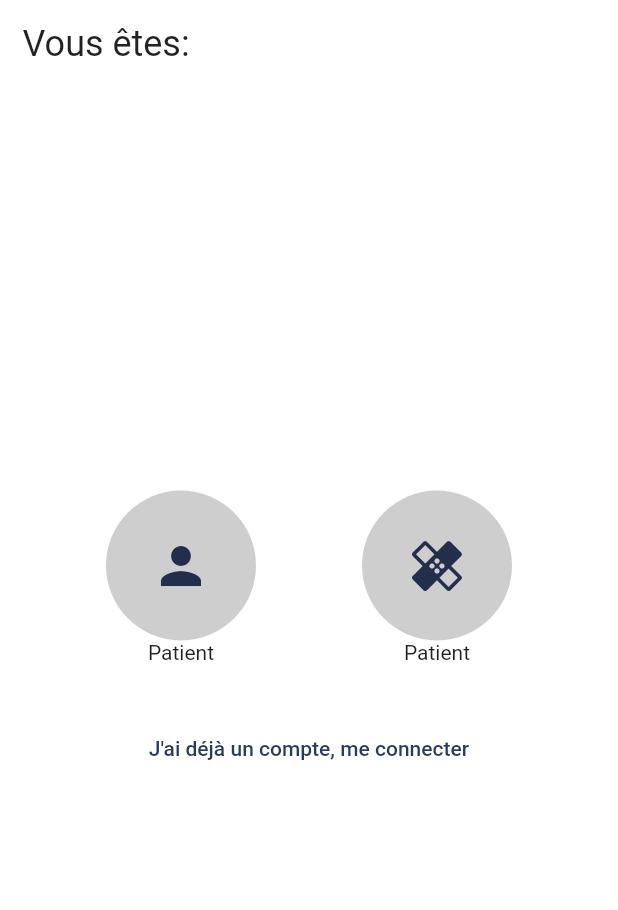
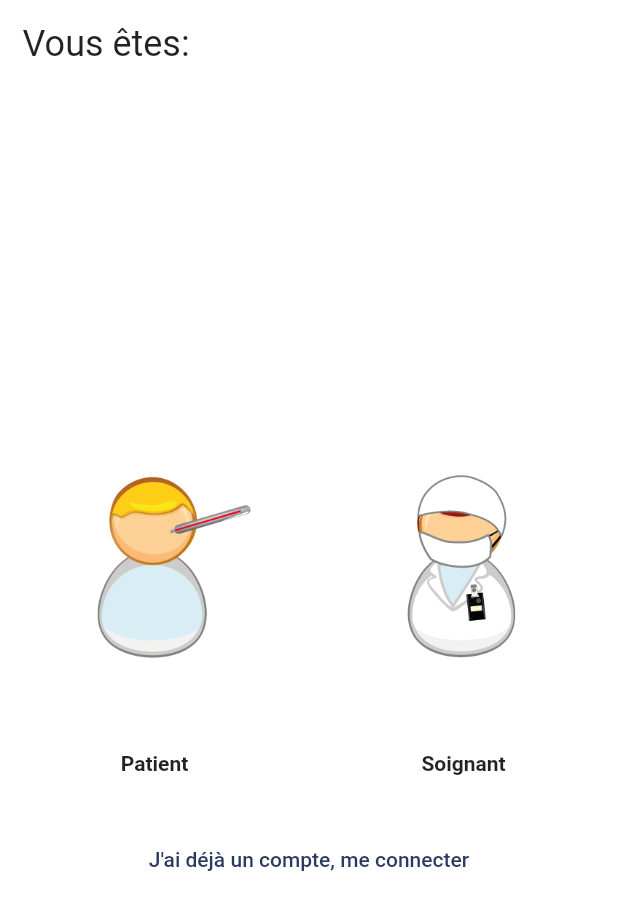
Before and after one commit to ah-si/heal-happy-app, a Flutter app: the _StepType widget shown alone on an empty page, opened directly with empty values, on a phone screen of 412 x 824 dp. Shown: the top 910 px of the screen. Run offline on Flutter 3.47's test engine with Material 2 defaults, Android fonts, the light colour scheme and no system bars; our stand-ins replace built_collection, built_value, dio, flutter_hooks, flutter_riverpod, go_router and 6 more; accounts and stored records are empty.

Commit message:
add real icons for user type fix sentences

```diff
--- a/app/lib/auth/register/register_screen.dart
+++ b/app/lib/auth/register/register_screen.dart
@@ -140,9 +140,10 @@ class RegisterScreen extends HookConsumerWidget {
   }
 }
 
-class _StepTypeAvatar extends HookConsumerWidget {
+class _StepTypeAvatar extends HookWidget {
   final VoidCallback onContinue;
-  final IconData icon;
+  final String hoverIcon;
+  final String icon;
   final Color color;
   final String label;
 
@@ -151,37 +152,44 @@ class _StepTypeAvatar extends HookConsumerWidget {
     required this.onContinue,
     required this.label,
     required this.color,
+    required this.hoverIcon,
     required this.icon,
   }) : super(key: key);
 
   @override
-  Widget build(BuildContext context, WidgetRef ref) {
+  Widget build(BuildContext context) {
+    final hover = useState(false);
     return Column(
       children: [
-        CircleAvatar(
-          radius: 50,
-          backgroundColor: color,
-          child: Stack(
-            children: [
-              Center(
-                child: Icon(
-                  icon,
-                  size: 40,
-                  semanticLabel: label,
-                ),
-              ),
-              Material(
+        ConstrainedBox(
+          constraints: const BoxConstraints(maxWidth: 200),
+          child: Material(
             type: MaterialType.circle,
             clipBehavior: Clip.antiAlias,
             color: Colors.transparent,
-                child: InkWell(
+            child: InkResponse(
+              splashFactory: NoSplash.splashFactory,
+              radius: 0,
               onTap: onContinue,
+              onHover: (newHover) {
+                hover.value = newHover;
+              },
+              onTapDown: (_) {
+                hover.value = true;
+              },
+              onTapCancel: () {
+                hover.value = false;
+              },
+              child: Center(
+                child: AnimatedSwitcher(
+                  duration: const Duration(milliseconds: 400),
+                  child: hover.value ? Image.asset(hoverIcon) : Image.asset(icon),
                 ),
               ),
-            ],
             ),
           ),
-        Text(label),
+        ),
+        Text(label, style: TextStyle(fontWeight: FontWeight.bold),),
       ],
     );
   }
@@ -213,23 +221,29 @@ class _StepType extends HookConsumerWidget {
           crossAxisAlignment: CrossAxisAlignment.center,
           mainAxisAlignment: MainAxisAlignment.spaceEvenly,
           children: [
-            _StepTypeAvatar(
+            Expanded(
+              child: _StepTypeAvatar(
                 onContinue: () {
                   userInfo.type = UserTypeEnum.patient;
                   onContinue();
                 },
                 label: context.l10n.patient,
-              icon: Icons.person,
+                icon: 'assets/images/patient.png',
+                hoverIcon: 'assets/images/patient_on.png',
                 color: userInfo.type == UserTypeEnum.patient ? context.primaryColor : Colors.grey.withOpacity(0.5),
               ),
-            _StepTypeAvatar(
+            ),
+            Expanded(
+              child: _StepTypeAvatar(
                 onContinue: () {
                   userInfo.type = UserTypeEnum.healer;
                   onContinue();
                 },
                 label: context.l10n.healer,
                 color: userInfo.type == UserTypeEnum.healer ? context.primaryColor : Colors.grey.withOpacity(0.5),
-              icon: Icons.healing,
+                icon: 'assets/images/healer.png',
+                hoverIcon: 'assets/images/healer_on.png',
+              ),
             ),
           ],
         ),
--- a/app/lib/common/l10n/common_localizations.dart
+++ b/app/lib/common/l10n/common_localizations.dart
@@ -28,7 +28,7 @@ class CommonLocalizations {
 
   String get disconnectConfirm => Intl.message('Voulez-vous vous déconnecter?', name: 'disconnectConfirm');
 
-  String get emptyHealer => Intl.message('Vous n\'avez aucun soignant a valider pour le moment.', name: 'emptyHealer');
+  String get emptyHealer => Intl.message('Vous n\'avez aucun soignant à valider pour le moment.', name: 'emptyHealer');
 
   String get pendingHealer => Intl.message('Voici la liste des soignants en attente de validation:', name: 'pendingHealer');
 
@@ -43,13 +43,13 @@ class CommonLocalizations {
   String delete(String name) => Intl.message('Supprimer $name?', args: [name], name: 'delete');
 
   String get deleteHealerConfirm =>
-      Intl.message('Êtes vous sur de vouloir supprimer ce soignant?\nCette action ne peut être annulée et le soignant devra se réinscrire.',
+      Intl.message('Êtes-vous sûr de vouloir supprimer ce soignant?\nCette action ne peut être annulée et le soignant devra se réinscrire.',
           name: 'deleteHealerConfirm');
 
   String get acceptButton => Intl.message('Accepter', name: 'acceptButton');
 
   String get acceptConfirm =>
-      Intl.message('En acceptant le soignant il sera visible dans la recherche et les patients pourrons prendre rendez-vous avec lui.\nVoulez vous continuer?',
+      Intl.message('En acceptant le soignant, il sera visible dans la recherche et les patients pourront prendre rendez-vous avec lui.\nVoulez- vous continuer?',
           name: 'acceptConfirm');
 
   String get accepting => Intl.message('Acceptation en cours...', name: 'accepting');
@@ -60,7 +60,7 @@ class CommonLocalizations {
 
   String get patient => Intl.message('Patient', name: 'patient');
 
-  String get healer => Intl.message('Patient', name: 'healer');
+  String get healer => Intl.message('Soignant', name: 'healer');
 
   String get admin => Intl.message('Administrateur', name: 'admin');
 
@@ -74,7 +74,7 @@ class CommonLocalizations {
 
   String get confirmPasswordField => Intl.message('Confirmation du mot de passe*:', name: 'confirmPasswordField');
 
-  String get passwordMismatch => Intl.message('Les mot de passe ne correspondent pas', name: 'passwordMismatch');
+  String get passwordMismatch => Intl.message('Les mots de passe ne correspondent pas', name: 'passwordMismatch');
 
   String get emailField => Intl.message('Email*:', name: 'emailField');
 
@@ -84,11 +84,11 @@ class CommonLocalizations {
 
   String get loginButton => Intl.message('Connexion', name: 'loginButton');
 
-  String get noAccount => Intl.message('Je n\'ai pas de compte, m\'inscrire', name: 'noAccount');
+  String get noAccount => Intl.message('Je n\'ai pas de compte, procéder à mon inscription', name: 'noAccount');
 
   String get passwordForgotten => Intl.message('Mot de passe oublié', name: 'passwordForgotten');
 
-  String get passwordForgottenEmailSent => Intl.message('Une email vous a été envoyé afin de changer votre mot de passe.', name: 'passwordForgottenEmailSent');
+  String get passwordForgottenEmailSent => Intl.message('Un email vous a été envoyé afin de changer votre mot de passe.', name: 'passwordForgottenEmailSent');
 
   String get passwordForgottenButton => Intl.message('J\'ai oublié mon mot de passe', name: 'passwordForgottenButton');
 
@@ -108,7 +108,7 @@ class CommonLocalizations {
 
   String get joinVisioButton => Intl.message('Rejoindre la visio', name: 'joinVisioButton');
 
-  String get infoSaved => Intl.message('Information enregistré avec succès', name: 'infoSaved');
+  String get infoSaved => Intl.message('Information enregistrée avec succès', name: 'infoSaved');
 
   String get saveButton => Intl.message('Enregistrer', name: 'saveButton');
 
@@ -116,11 +116,11 @@ class CommonLocalizations {
 
   String get address => Intl.message('Adresse', name: 'address');
 
-  String get personalInfo => Intl.message('Information personnelles', name: 'personalInfo');
+  String get personalInfo => Intl.message('Informations personnelles', name: 'personalInfo');
 
-  String get socialInfo => Intl.message('Information social', name: 'socialInfo');
+  String get socialInfo => Intl.message('Information sociale', name: 'socialInfo');
 
-  String get proInfo => Intl.message('Information professionelles', name: 'proInfo');
+  String get proInfo => Intl.message('Informations professionnelles', name: 'proInfo');
 
   String get localizationField => Intl.message('Localisation:', name: 'localizationField');
 
@@ -142,9 +142,9 @@ class CommonLocalizations {
 
   String get addressIntro => Intl.message('Merci de remplir votre adresse:', name: 'addressIntro');
 
-  String get addressDescription => Intl.message('Elle sera utilisée afin que les patients proche de vous puissent vous trouver', name: 'addressDescription');
+  String get addressDescription => Intl.message('Elle sera utilisée afin que les patients proches de vous puissent vous trouver', name: 'addressDescription');
 
-  String get showAddress => Intl.message('Afficher mon adresse publiquement sur mon profile soignant', name: 'showAddress');
+  String get showAddress => Intl.message('Afficher mon adresse publiquement sur mon profil soignant', name: 'showAddress');
 
   String get speField => Intl.message('Spécialité*:', name: 'speField');
 
@@ -172,7 +172,7 @@ class CommonLocalizations {
 
   String get personalInfoIntro => Intl.message('Merci de remplir vos informations personnelles:', name: 'personalInfoIntro');
 
-  String get proInfoIntro => Intl.message('Merci de remplir vos informations professionelles:', name: 'proInfoIntro');
+  String get proInfoIntro => Intl.message('Merci de remplir vos informations professionnelles:', name: 'proInfoIntro');
 
   String get eraseButton => Intl.message('Effacer', name: 'eraseButton');
 
@@ -184,29 +184,29 @@ class CommonLocalizations {
 
   String get consultationDurationField => Intl.message('Durée d\'une consultation*:', name: 'consultationDurationField');
 
-  String get consultationDurationHint => Intl.message('A spécifier en minute', name: 'consultationDurationHint');
+  String get consultationDurationHint => Intl.message('A spécifier en minutes', name: 'consultationDurationHint');
 
-  String calendarDayError(String day) => Intl.message('Les horaires pour $day sont incorrect, merci de corriger.', args: [day], name: 'calendarDayError');
+  String calendarDayError(String day) => Intl.message('Les horaires pour $day sont incorrects, merci de corriger.', args: [day], name: 'calendarDayError');
 
   String get cancelConsultation => Intl.message('Annuler la consultation?', name: 'cancelConsultation');
 
   String cancelConsultationConfirm(String name) =>
-      Intl.message('Êtes vous sur de vouloir annuler la consulation avec $name?', args: [name], name: 'cancelConsultationConfirm');
+      Intl.message('Êtes-vous sûr de vouloir annuler la consultation avec $name?', args: [name], name: 'cancelConsultationConfirm');
 
   String consultationCanceled(String name) =>
       Intl.message('Votre consultation avec $name a été annulée, un email lui a été envoyé pour l\'avertir.', args: [name], name: 'cancelConsultationConfirm');
 
-  String get noEvents => Intl.message('Vous n\'avez aucune consultation planifié pour le moment.', name: 'noEvents');
+  String get noEvents => Intl.message('Vous n\'avez aucune consultation planifiée pour le moment.', name: 'noEvents');
 
   String get loading => Intl.message('Chargement en cours...', name: 'loading');
 
   String get profile => Intl.message('Profile', name: 'profile');
 
   String get accountNotVerified =>
-      Intl.message('Vous n\'avez pas encore validé votre email, merci de cliquez sur le lien que nous vous avons envoyé.', name: 'accountNotVerified');
+      Intl.message('Vous n\'avez pas encore validé votre email, merci de cliquer sur le lien que nous vous avons envoyé.', name: 'accountNotVerified');
 
   String get accountPending =>
-      Intl.message('Votre compte est en attente de validation. Une fois vérifié, les patients pourrons prendre rendez vous.', name: 'accountPending');
+      Intl.message('Votre compte est en attente de validation. Une fois vérifié, les patients pourront prendre rendez-vous.', name: 'accountPending');
 
   String get donate => Intl.message('Faire un don', name: 'donate');
 
@@ -216,18 +216,18 @@ class CommonLocalizations {
 
   String get plannedConsultation => Intl.message('Vos consultations planifiées:', name: 'plannedConsultation');
 
-  String get noConsultation => Intl.message('Vous n\'avez aucune consultation planifié pour le moment.', name: 'noConsultation');
+  String get noConsultation => Intl.message('Vous n\'avez aucune consultation planifiée pour le moment.', name: 'noConsultation');
 
   String get searchButton => Intl.message('Rechercher', name: 'searchButton');
 
-  String get donateDescription => Intl.message('Nous fonctionnons uniquement grace aux dons, cliquez ici pour nous soutenir.', name: 'donateDescription');
+  String get donateDescription => Intl.message('Nous fonctionnons uniquement grâce aux dons, cliquez ici pour nous soutenir.', name: 'donateDescription');
 
   String get donateIntro => Intl.message('Voici les informations pour faire vos dons par virement bancaire: ', name: 'donateIntro');
 
   String get donateInstructions =>
-      Intl.message('Si vous faîtes un don, merci de préciser votre destination de don dans le champ information :', name: 'donateInstructions');
+      Intl.message('Si vous faites un don, merci de préciser votre destination de don dans le champ information :', name: 'donateInstructions');
 
-  String get takeRdv => Intl.message('Prendre rendez vous', name: 'takeRdv');
+  String get takeRdv => Intl.message('Prendre rendez-vous', name: 'takeRdv');
 
   String get rdvCreated => Intl.message('Rendez-vous validé!', name: 'rdvCreated');
 
@@ -237,7 +237,7 @@ class CommonLocalizations {
 
   String get creatingRdv => Intl.message('Création du rendez-vous', name: 'creatingRdv');
 
-  String takeRdvConfirm(String name, String when) => Intl.message('Voulez prendre rendez vous avec $name à $when?', name: 'takeRdvConfirm');
+  String takeRdvConfirm(String name, String when) => Intl.message('Voulez prendre rendez-vous avec $name à $when?', name: 'takeRdvConfirm');
 }
 
 class CommonLocalizationsDelegate extends LocalizationsDelegate<CommonLocalizations> {
--- a/app/lib/common/l10n/error_localizations.dart
+++ b/app/lib/common/l10n/error_localizations.dart
@@ -40,7 +40,7 @@ class ErrorLocalizations {
 
   String get fieldRequiredHint => Intl.message('Merci de remplir ce champ', name: 'fieldRequiredHint', desc: 'When a field is required on a form');
 
-  String get notLogged => Intl.message('Vous nêtes pas connecté', name: 'notLogged', desc: 'When a 401 occurred');
+  String get notLogged => Intl.message('Vous n’êtes pas connecté', name: 'notLogged', desc: 'When a 401 occurred');
 
   String get notLoggedHint => Intl.message('Merci de vous connecter pour réaliser cette action', name: 'notLoggedHint', desc: 'When a 401 occurred');
 
@@ -51,12 +51,12 @@ class ErrorLocalizations {
   String get wrongCredentials => Intl.message('Erreur de connexion', name: 'wrongCredentials', desc: 'When login credentials are wrong');
 
   String get wrongCredentialsHint =>
-      Intl.message('Merci de vérifier votre email et mot de passe avant de retenter', name: 'wrongCredentialsHint', desc: 'When login credentials are wrong');
+      Intl.message('Merci de vérifier votre email et mot de passe avant nouvelle tentative', name: 'wrongCredentialsHint', desc: 'When login credentials are wrong');
 
-  String get meetingAlreadyExist => Intl.message('Reservation impossible', name: 'meetingAlreadyExist');
+  String get meetingAlreadyExist => Intl.message('Réservation impossible', name: 'meetingAlreadyExist');
 
   String get meetingAlreadyExistHint =>
-      Intl.message('Vous avez déjà une consultation planifiée avec ce soignant, vous pourrez reprendre rendez-vous une fois la consulation passé.',
+      Intl.message('Vous avez déjà une consultation planifiée avec ce soignant, vous pourrez reprendre rendez-vous une fois la consultation passée.',
           name: 'meetingAlreadyExistHint');
 
   String get emailAlreadyUsed => Intl.message('Email déjà enregistré', name: 'emailAlreadyUsed');
```
Also changed, not shown: app/assets/images/healer.png (added), app/assets/images/healer_on.png (added), app/assets/images/patient.png (added), app/assets/images/patient_on.png (added). Lines whose indentation alone changed are shown as unchanged.
